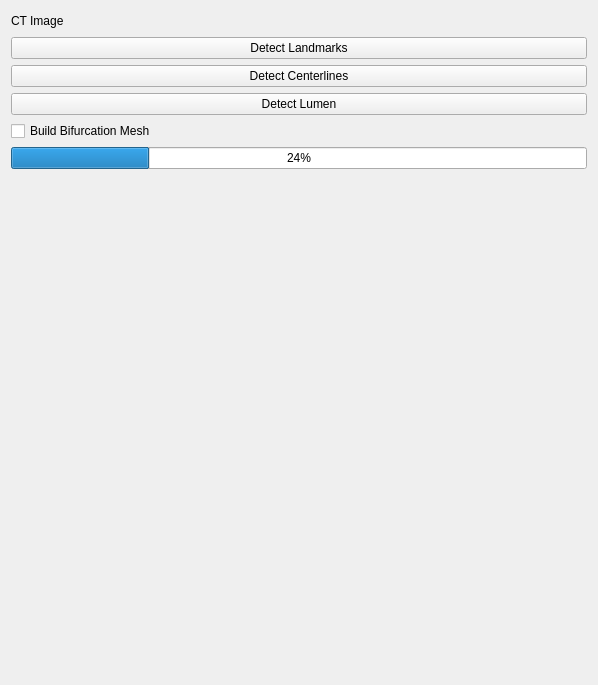
This is CoronaryMain/Resources/UI/qSlicerCoronaryMainModuleWidget.ui in haoyinzhou/Coronary as Qt 5 draws it before an edit. The edited form follows.
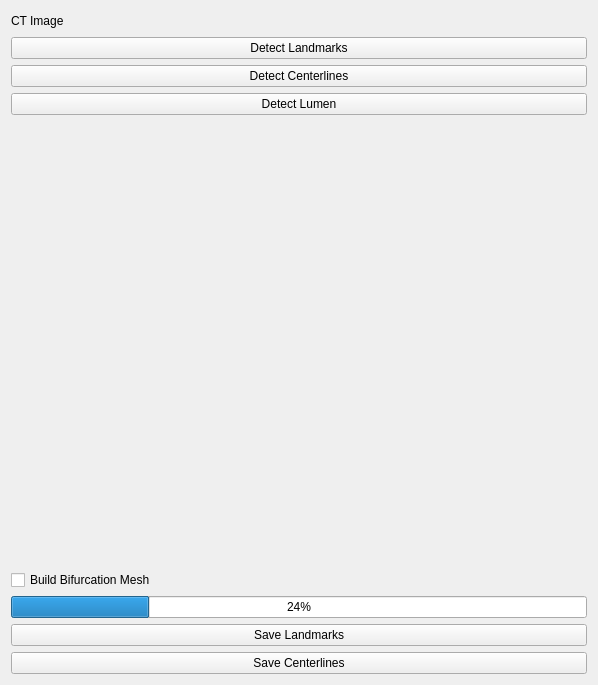
This is the edited form. Custom widgets are drawn as their Qt base class.

Commit message: add two save button and their framework

Patch:
```diff
--- a/CoronaryMain/Resources/UI/qSlicerCoronaryMainModuleWidget.ui
+++ b/CoronaryMain/Resources/UI/qSlicerCoronaryMainModuleWidget.ui
@@ -88,6 +88,19 @@
        </property>
       </widget>
      </item>
+     <item>
+      <spacer name="verticalSpacer">
+       <property name="orientation">
+        <enum>Qt::Vertical</enum>
+       </property>
+       <property name="sizeHint" stdset="0">
+        <size>
+         <width>528</width>
+         <height>333</height>
+        </size>
+       </property>
+      </spacer>
+     </item>
     </layout>
    </item>
    <item>
@@ -105,17 +118,18 @@
     </widget>
    </item>
    <item>
-    <spacer name="verticalSpacer">
-     <property name="orientation">
-      <enum>Qt::Vertical</enum>
+    <widget class="QPushButton" name="SaveLandmarks">
+     <property name="text">
+      <string>Save Landmarks</string>
      </property>
-     <property name="sizeHint" stdset="0">
-      <size>
-       <width>528</width>
-       <height>333</height>
-      </size>
+    </widget>
+   </item>
+   <item>
+    <widget class="QPushButton" name="SaveCenterlines">
+     <property name="text">
+      <string>Save Centerlines</string>
      </property>
-    </spacer>
+    </widget>
    </item>
   </layout>
   <zorder>verticalSpacer</zorder>
```
Left out of the diff: 3 changed lines with no effect on the pictures. The commit also changes 4 other files.
